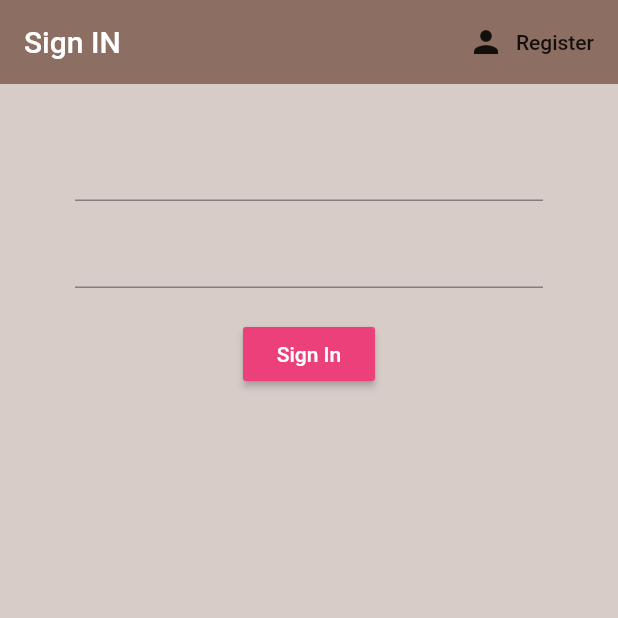
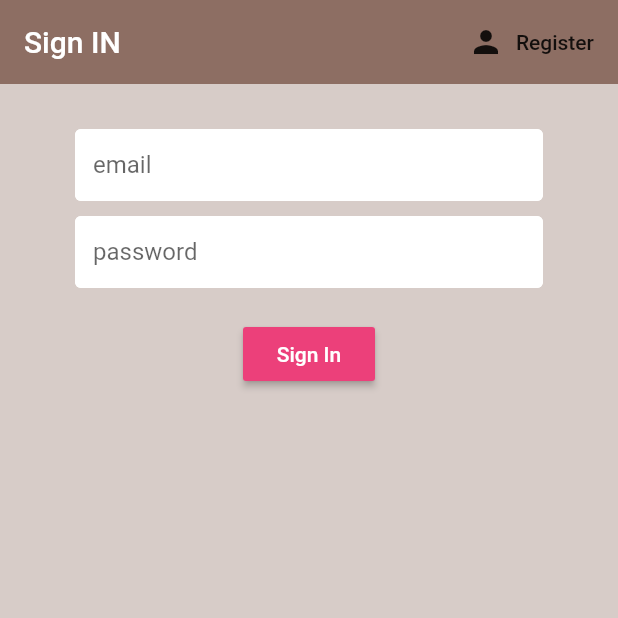
Before and after one commit to singh-yashwant/reconnect, a Flutter app: the screen it shows after launch, on a phone screen of 412 x 824 dp, the top half of it. Run offline on Flutter 3.47's test engine with Material 2 defaults, Android fonts, the phone set to English and light mode, and no system bars; our stand-ins replace firebase_auth, flutter_spinkit; accounts and stored records are empty.

Commit message:
added the loading widget and prettified the forms

```diff
--- a/lib/screens/authenticate/register.dart
+++ b/lib/screens/authenticate/register.dart
@@ -1,5 +1,7 @@
 import 'package:flutter/material.dart';
 import 'package:reconnect/services/auth.dart';
+import 'package:reconnect/shared/constants.dart';
+import 'package:reconnect/shared/loading.dart';
 
 class Register extends StatefulWidget {
 
@@ -14,6 +16,7 @@ class _RegisterState extends State<Register> {
 
 	final AuthService _auth = AuthService();
 	final _formKey = GlobalKey<FormState>();
+	bool loading = false;
 
 	// text field state
 	String email = "";
@@ -22,7 +25,7 @@ class _RegisterState extends State<Register> {
 
 	@override
   Widget build(BuildContext context) {
-    return Scaffold(
+    return loading ? Loading() : Scaffold(
 			backgroundColor: Colors.brown[100],
 			appBar: AppBar(
 				backgroundColor: Colors.brown[400],
@@ -43,11 +46,13 @@ class _RegisterState extends State<Register> {
 						children: <Widget>[
 							SizedBox(height: 10,),
 							TextFormField(
+								decoration: textInputDecoration.copyWith(hintText: 'email'),
 								validator: (val) => val.isEmpty ? "Enter an email" : null,
 								onChanged: (val) {setState(() => email = val);},
 							),
 							SizedBox(height: 10,),
 							TextFormField(
+								decoration: textInputDecoration.copyWith(hintText: 'password'),
 								validator: (val) => val.length < 6 ? "Enter a longer password" : null,
 								obscureText:true,
 								onChanged: (val) {setState(() => password = val);},),
@@ -59,11 +64,13 @@ class _RegisterState extends State<Register> {
 									style: TextStyle(color: Colors.white),
 								),
 								onPressed: () async {
+									setState(() => loading = true);
 									if(_formKey.currentState.validate()){
 										dynamic result = await _auth.registerWithEmailAndPassword(email, password);
 										if(result == null){
 											setState(() {
 											  error = "Firebase validation failed";
+											  loading = false;
 											});
 											print(error);
 										}
--- a/lib/screens/authenticate/sign_in.dart
+++ b/lib/screens/authenticate/sign_in.dart
@@ -1,6 +1,8 @@
 import 'package:flutter/material.dart';
 import 'package:reconnect/screens/authenticate/register.dart';
 import 'package:reconnect/services/auth.dart';
+import 'package:reconnect/shared/constants.dart';
+import 'package:reconnect/shared/loading.dart';
 
 class SignIn extends StatefulWidget {
 
@@ -15,6 +17,7 @@ class _SignInState extends State<SignIn> {
 
   final AuthService _auth = AuthService();
   final _formKey = GlobalKey<FormState>();
+  bool loading = false;
 
   // text field state
   String email = "";
@@ -23,7 +26,7 @@ class _SignInState extends State<SignIn> {
 
   @override
   Widget build(BuildContext context) {
-    return Scaffold(
+    return loading ? Loading() : Scaffold(
       backgroundColor: Colors.brown[100],
       appBar: AppBar(
         backgroundColor: Colors.brown[400],
@@ -44,11 +47,13 @@ class _SignInState extends State<SignIn> {
             children: <Widget>[
               SizedBox(height: 10,),
               TextFormField(
+                decoration: textInputDecoration.copyWith(hintText: 'email'),
                 validator: (val) => val.isEmpty ? "Enter an email" : null,
                 onChanged: (val) {setState(() => email = val);},
               ),
               SizedBox(height: 10,),
               TextFormField(
+                decoration: textInputDecoration.copyWith(hintText: 'password'),
                 validator: (val) => val.length < 6 ? "Enter a longer password" : null,
                 obscureText:true,
                 onChanged: (val) {setState(() => password = val);},),
@@ -60,11 +65,13 @@ class _SignInState extends State<SignIn> {
                   style: TextStyle(color: Colors.white),
                 ),
                 onPressed: () async {
+                  setState(() => loading = true);
                   if(_formKey.currentState.validate()) {
                     print("sign in form validation successfull");
                     dynamic result = await _auth.signInWithEmailAndPassword(email, password);
                     if(result == null){
                       setState(() {
+                        loading = false;
                         error = "SignIn failded from firebase side";
                       });
                     }
--- /dev/null
+++ b/lib/shared/constants.dart
@@ -0,0 +1,13 @@
+import 'package:flutter/material.dart';
+
+const textInputDecoration = InputDecoration(
+	fillColor: Colors.white,
+	filled: true,
+	contentPadding: EdgeInsets.all(12.0),
+	enabledBorder: OutlineInputBorder(
+		borderSide: BorderSide(color: Colors.white, width: 2.0),
+	),
+	focusedBorder: OutlineInputBorder(
+		borderSide: BorderSide(color: Colors.pink, width: 2.0),
+	),
+);
--- a/pubspec.yaml
+++ b/pubspec.yaml
@@ -26,6 +26,7 @@ dependencies:
   firebase_auth: ^0.15.5+3
   cloud_firestore: ^0.13.4+2
   provider: ^4.0.4
+  flutter_spinkit: ^4.1.2+1
 
 
 dev_dependencies:
```
Also changed, not shown: lib/shared/loading.dart (added, +17 -0 lines), pubspec.lock.
